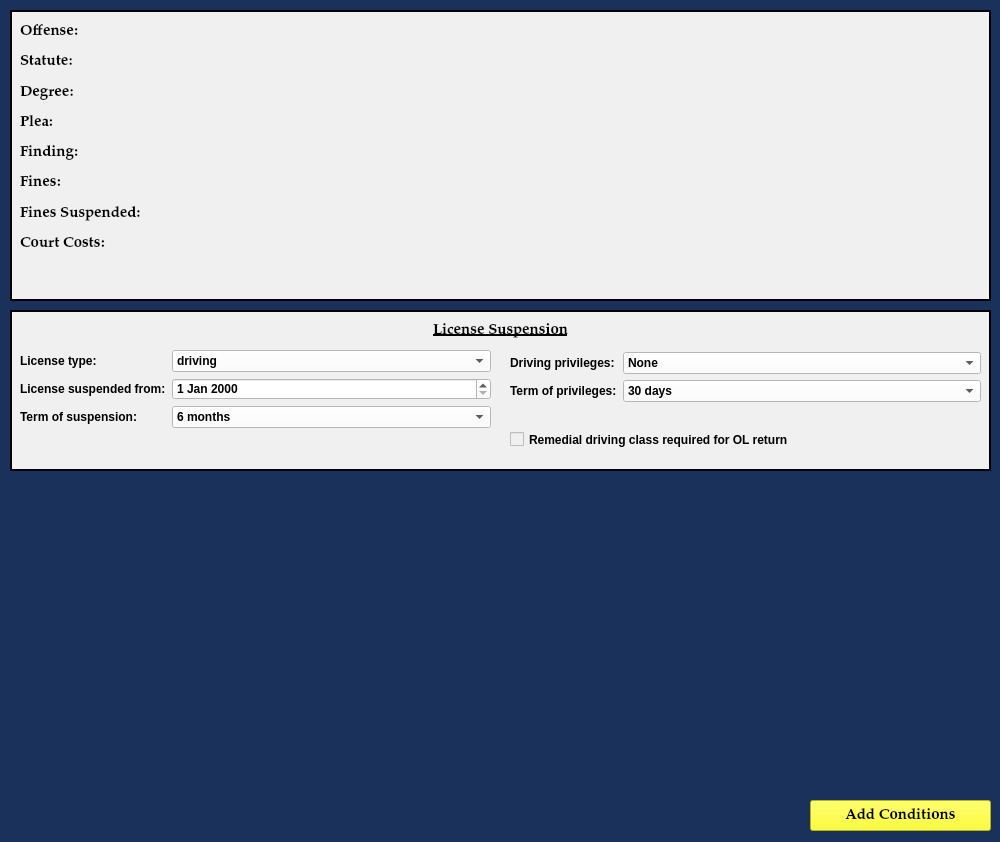
HunterProgram22/MuniEntry, file resources/ui/AddConditionsDialog.ui: the form before one commit.
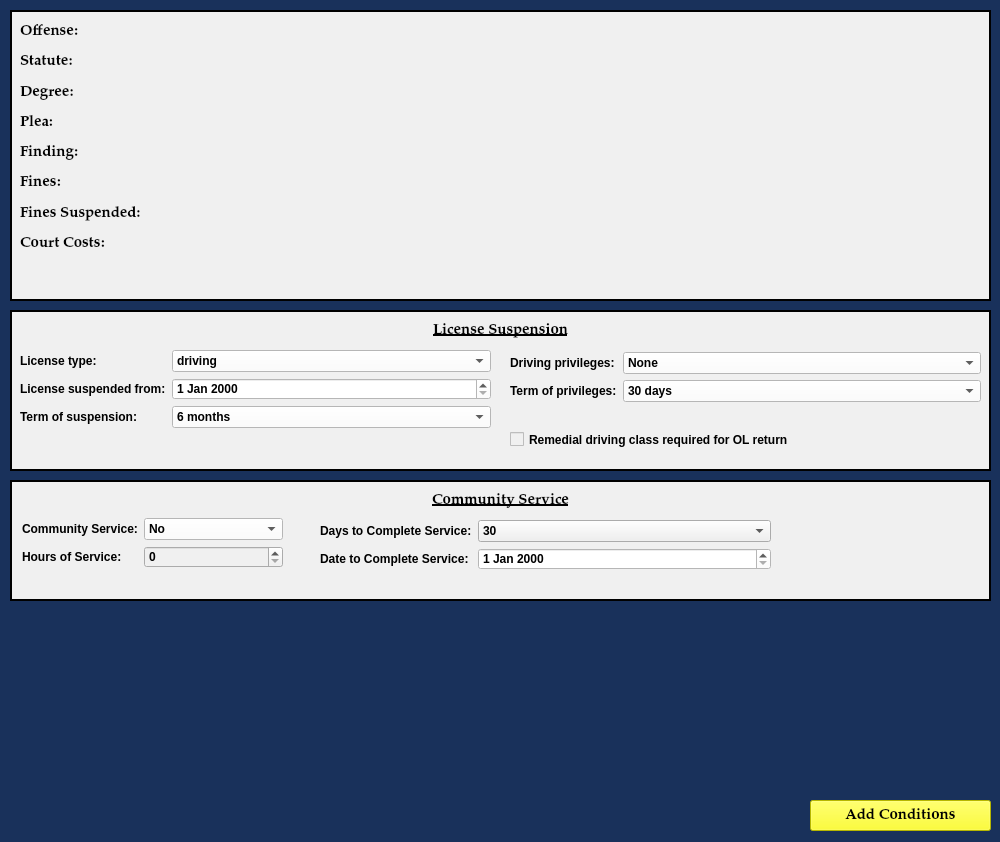
The form after the commit.

```diff
--- a/resources/ui/AddConditionsDialog.ui
+++ b/resources/ui/AddConditionsDialog.ui
@@ -565,6 +565,167 @@
     </layout>
    </widget>
   </widget>
+  <widget class="QFrame" name="frame_5">
+   <property name="geometry">
+    <rect>
+     <x>10</x>
+     <y>480</y>
+     <width>981</width>
+     <height>121</height>
+    </rect>
+   </property>
+   <property name="styleSheet">
+    <string notr="true">background-color: rgb(240, 240, 240);</string>
+   </property>
+   <property name="frameShape">
+    <enum>QFrame::Box</enum>
+   </property>
+   <property name="frameShadow">
+    <enum>QFrame::Plain</enum>
+   </property>
+   <property name="lineWidth">
+    <number>2</number>
+   </property>
+   <widget class="QLabel" name="label_26">
+    <property name="geometry">
+     <rect>
+      <x>10</x>
+      <y>10</y>
+      <width>961</width>
+      <height>21</height>
+     </rect>
+    </property>
+    <property name="font">
+     <font>
+      <family>Palatino Linotype</family>
+      <pointsize>11</pointsize>
+      <weight>75</weight>
+      <italic>false</italic>
+      <bold>true</bold>
+      <underline>true</underline>
+     </font>
+    </property>
+    <property name="text">
+     <string>Community Service</string>
+    </property>
+    <property name="alignment">
+     <set>Qt::AlignCenter</set>
+    </property>
+   </widget>
+   <widget class="QWidget" name="">
+    <property name="geometry">
+     <rect>
+      <x>310</x>
+      <y>40</y>
+      <width>451</width>
+      <height>64</height>
+     </rect>
+    </property>
+    <layout class="QFormLayout" name="formLayout_3">
+     <item row="0" column="0">
+      <widget class="QLabel" name="label">
+       <property name="text">
+        <string>Days to Complete Service:</string>
+       </property>
+      </widget>
+     </item>
+     <item row="0" column="1">
+      <widget class="QComboBox" name="community_service_days_to_complete_box">
+       <item>
+        <property name="text">
+         <string>30</string>
+        </property>
+       </item>
+       <item>
+        <property name="text">
+         <string>60</string>
+        </property>
+       </item>
+       <item>
+        <property name="text">
+         <string>90</string>
+        </property>
+       </item>
+       <item>
+        <property name="text">
+         <string>120</string>
+        </property>
+       </item>
+       <item>
+        <property name="text">
+         <string>150</string>
+        </property>
+       </item>
+       <item>
+        <property name="text">
+         <string>180</string>
+        </property>
+       </item>
+      </widget>
+     </item>
+     <item row="1" column="0">
+      <widget class="QLabel" name="label_22">
+       <property name="text">
+        <string>Date to Complete Service:</string>
+       </property>
+      </widget>
+     </item>
+     <item row="1" column="1">
+      <widget class="QDateEdit" name="community_service_date_to_complete_box">
+       <property name="styleSheet">
+        <string notr="true">background-color: rgb(255, 255, 255);</string>
+       </property>
+      </widget>
+     </item>
+    </layout>
+   </widget>
+   <widget class="QWidget" name="">
+    <property name="geometry">
+     <rect>
+      <x>12</x>
+      <y>38</y>
+      <width>261</width>
+      <height>64</height>
+     </rect>
+    </property>
+    <layout class="QFormLayout" name="formLayout_4">
+     <item row="0" column="0">
+      <widget class="QLabel" name="label_13">
+       <property name="text">
+        <string>Community Service:</string>
+       </property>
+      </widget>
+     </item>
+     <item row="0" column="1">
+      <widget class="QComboBox" name="community_service_ordered_box">
+       <property name="styleSheet">
+        <string notr="true">background-color: rgb(255, 255, 255);</string>
+       </property>
+       <item>
+        <property name="text">
+         <string>No</string>
+        </property>
+       </item>
+       <item>
+        <property name="text">
+         <string>Yes</string>
+        </property>
+       </item>
+      </widget>
+     </item>
+     <item row="1" column="0">
+      <widget class="QLabel" name="label_15">
+       <property name="text">
+        <string>Hours of Service:</string>
+       </property>
+      </widget>
+     </item>
+     <item row="1" column="1">
+      <widget class="QSpinBox" name="community_service_hours_ordered_box"/>
+     </item>
+    </layout>
+   </widget>
+  </widget>
  </widget>
  <tabstops>
   <tabstop>createEntryButton_2</tabstop>
```
Left out of the diff: 40 changed lines with no effect on the pictures.
